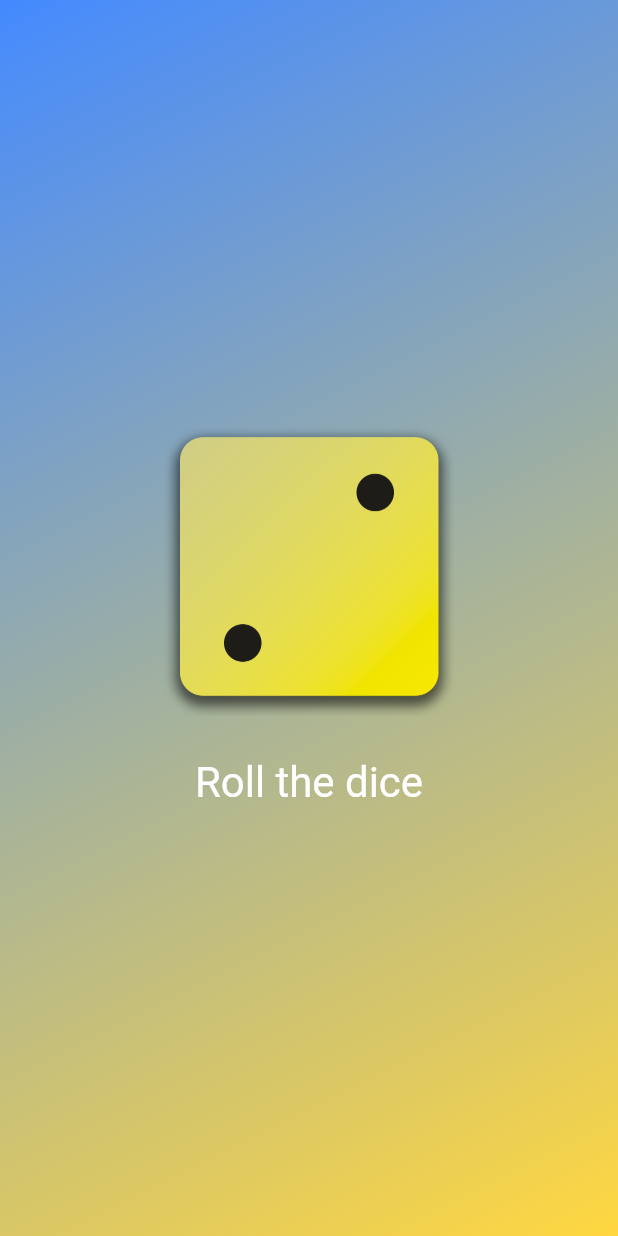
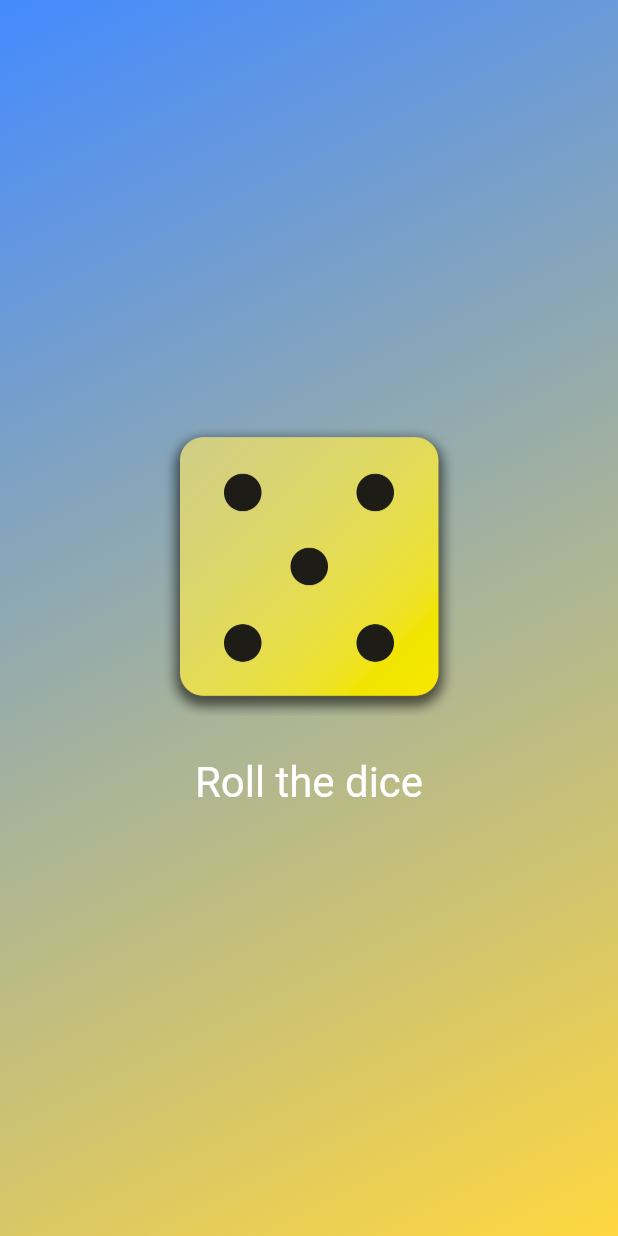
Before and after one commit to denickman/DiceGame, a Flutter app: the screen it shows after launch, after a tap on "Roll the dice", on a phone screen of 412 x 824 dp. Run offline on Flutter 3.47's test engine with Material 3 defaults, Android fonts, the phone set to English and light mode, and no system bars.

Commit message:
Refactor code

```diff
--- a/lib/dice_roller.dart
+++ b/lib/dice_roller.dart
@@ -1,7 +1,9 @@
 import 'package:flutter/material.dart';
+import 'dart:math';
+
+final randomizer = Random();
 
 class DiceRoller extends StatefulWidget {
-
   const DiceRoller({super.key});
 
   @override
@@ -11,43 +13,38 @@ class DiceRoller extends StatefulWidget {
 }
 
 class _DiceRollerState extends State<DiceRoller> {
-
-    var activeDiceImage = 'assets/images/dice-1.png';
+  var currentDiceRoll = 2;
 
   void rollDice() {
-    setState( // will trigger a build- methods again to re-render the UI
+    setState(
+      // will trigger a build- methods again to re-render the UI
       () {
         // inside of anonymous function we can add business logic
-         activeDiceImage = 'assets/images/dice-2.png';
-      }
+        currentDiceRoll = Random().nextInt(6) + 1;
+      },
     );
   }
 
   @override
   Widget build(context) {
     return Column(
-              mainAxisSize: MainAxisSize.min, // Заставляет Column или Row занимать ровно столько места, сколько нужно детям.
+      mainAxisSize: MainAxisSize
+          .min, // Заставляет Column или Row занимать ровно столько места, сколько нужно детям.
       children: [
-
-              Image.asset(
-                activeDiceImage,
-                width: 200
-                ),
+        Image.asset('assets/images/dice-$currentDiceRoll.png', width: 200),
 
         const SizedBox(height: 20),
 
         TextButton(
-                onPressed: rollDice,  // or use anonymous func instead () {}
+          onPressed: rollDice, // or use anonymous func instead () {}
           style: TextButton.styleFrom(
             // padding: const EdgeInsets.only(top: 20),
             foregroundColor: Colors.white,
-                  textStyle: const TextStyle(
-                    fontSize: 28
-                    ),
+            textStyle: const TextStyle(fontSize: 28),
           ),
           child: const Text('Roll the dice'),
-              )
-            ]
+        ),
+      ],
     );
   }
 }
```
Lines whose indentation alone changed are shown as unchanged.
